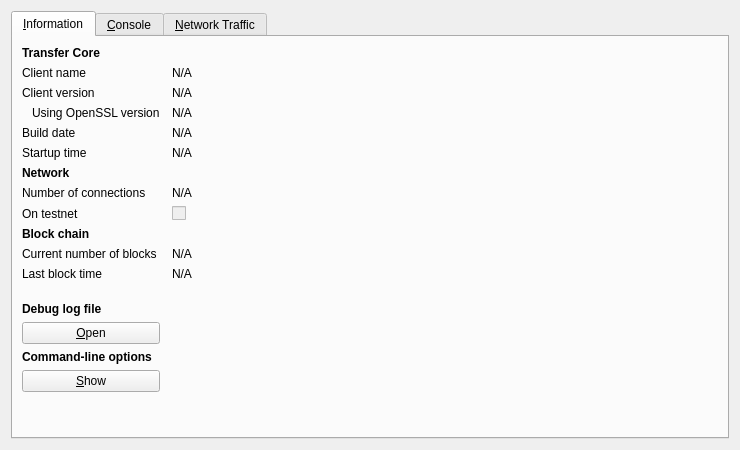
transferdev/Transfercoin, file src/qt/forms/rpcconsole.ui: the form before one commit.
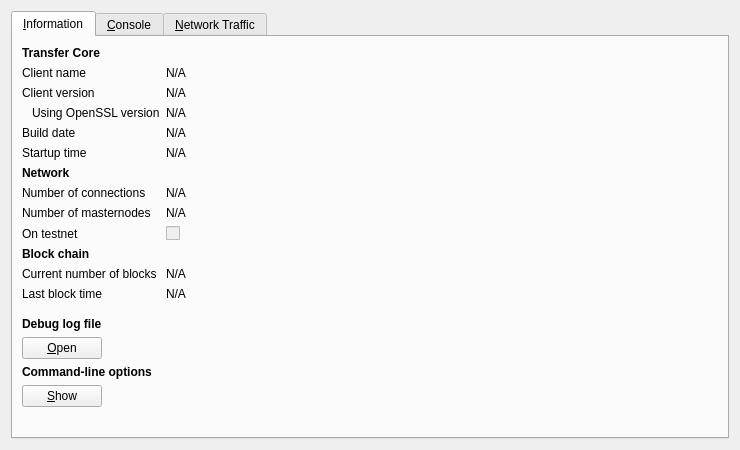
The form after the commit. Icons and pictures are not drawn. Custom widgets are drawn as their Qt base class.

Commit message: add masternode count

Patch:
```diff
--- a/src/qt/forms/rpcconsole.ui
+++ b/src/qt/forms/rpcconsole.ui
@@ -23,10 +23,7 @@
       <attribute name="title">
        <string>&amp;Information</string>
       </attribute>
-      <layout class="QGridLayout" name="gridLayout" columnstretch="0,1">
-       <property name="horizontalSpacing">
-        <number>12</number>
-       </property>
+      <layout class="QFormLayout" name="formLayout">
        <item row="0" column="0">
         <widget class="QLabel" name="label_9">
          <property name="font">
@@ -195,13 +192,36 @@
         </widget>
        </item>
        <item row="8" column="0">
+        <widget class="QLabel" name="label_15">
+         <property name="text">
+          <string>Number of masternodes</string>
+         </property>
+        </widget>
+       </item>
+       <item row="8" column="1">
+        <widget class="QLabel" name="masternodeCount">
+         <property name="cursor">
+          <cursorShape>IBeamCursor</cursorShape>
+         </property>
+         <property name="text">
+          <string>N/A</string>
+         </property>
+         <property name="textFormat">
+          <enum>Qt::PlainText</enum>
+         </property>
+         <property name="textInteractionFlags">
+          <set>Qt::LinksAccessibleByMouse|Qt::TextSelectableByKeyboard|Qt::TextSelectableByMouse</set>
+         </property>
+        </widget>
+       </item>
+       <item row="9" column="0">
         <widget class="QLabel" name="label_8">
          <property name="text">
           <string>On testnet</string>
          </property>
         </widget>
        </item>
-       <item row="8" column="1">
+       <item row="9" column="1">
         <widget class="QCheckBox" name="isTestNet">
          <property name="enabled">
           <bool>false</bool>
@@ -211,7 +231,7 @@
          </property>
         </widget>
        </item>
-       <item row="9" column="0">
+       <item row="10" column="0">
         <widget class="QLabel" name="label_10">
          <property name="font">
           <font>
@@ -224,14 +244,14 @@
          </property>
         </widget>
        </item>
-       <item row="10" column="0">
+       <item row="11" column="0">
         <widget class="QLabel" name="label_3">
          <property name="text">
           <string>Current number of blocks</string>
          </property>
         </widget>
        </item>
-       <item row="10" column="1">
+       <item row="11" column="1">
         <widget class="QLabel" name="numberOfBlocks">
          <property name="cursor">
           <cursorShape>IBeamCursor</cursorShape>
@@ -247,14 +267,14 @@
          </property>
         </widget>
        </item>
-       <item row="11" column="0">
+       <item row="12" column="0">
         <widget class="QLabel" name="label_2">
          <property name="text">
           <string>Last block time</string>
          </property>
         </widget>
        </item>
-       <item row="11" column="1">
+       <item row="12" column="1">
         <widget class="QLabel" name="lastBlockTime">
          <property name="cursor">
           <cursorShape>IBeamCursor</cursorShape>
@@ -270,7 +290,7 @@
          </property>
         </widget>
        </item>
-       <item row="12" column="0">
+       <item row="13" column="0">
         <spacer name="verticalSpacer_2">
          <property name="orientation">
           <enum>Qt::Vertical</enum>
@@ -278,12 +298,12 @@
          <property name="sizeHint" stdset="0">
           <size>
            <width>20</width>
-           <height>20</height>
+           <height>10</height>
           </size>
          </property>
         </spacer>
        </item>
-       <item row="13" column="0">
+       <item row="14" column="0">
         <widget class="QLabel" name="labelDebugLogfile">
          <property name="font">
           <font>
@@ -296,7 +316,7 @@
          </property>
         </widget>
        </item>
-       <item row="14" column="0">
+       <item row="15" column="0">
         <widget class="QPushButton" name="openDebugLogfileButton">
          <property name="toolTip">
           <string>Open the Transfer debug log file from the current data directory. This can take a few seconds for large log files.</string>
@@ -309,7 +329,7 @@
          </property>
         </widget>
        </item>
-       <item row="15" column="0">
+       <item row="16" column="0">
         <widget class="QLabel" name="labelCLOptions">
          <property name="font">
           <font>
@@ -322,7 +342,7 @@
          </property>
         </widget>
        </item>
-       <item row="16" column="0">
+       <item row="17" column="0">
         <widget class="QPushButton" name="showCLOptionsButton">
          <property name="toolTip">
           <string>Show the Transfer-Qt help message to get a list with possible Transfer command-line options.</string>
@@ -335,7 +355,7 @@
          </property>
         </widget>
        </item>
-       <item row="17" column="0">
+       <item row="18" column="0">
         <spacer name="verticalSpacer">
          <property name="orientation">
           <enum>Qt::Vertical</enum>
@@ -343,7 +363,7 @@
          <property name="sizeHint" stdset="0">
           <size>
            <width>20</width>
-           <height>40</height>
+           <height>20</height>
           </size>
          </property>
         </spacer>
```
